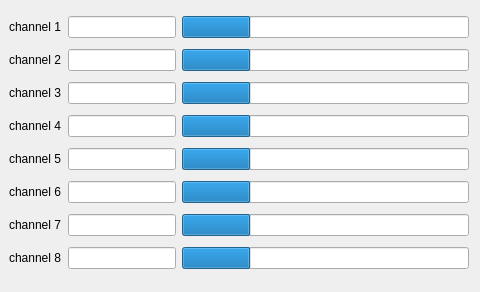
roussePaul/kampala, file gui/src/gui/RCDisplay.ui: the form before one commit.
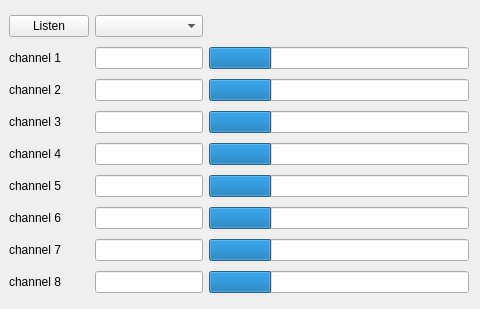
The form after the commit.

Commit message: fixed the RCDisplay plugin

The edit to the form file:
```diff
--- a/gui/src/gui/RCDisplay.ui
+++ b/gui/src/gui/RCDisplay.ui
@@ -7,7 +7,7 @@
     <x>0</x>
     <y>0</y>
     <width>480</width>
-    <height>292</height>
+    <height>309</height>
    </rect>
   </property>
   <property name="windowTitle">
@@ -260,6 +260,16 @@
      </property>
     </widget>
    </item>
+   <item row="0" column="1">
+    <widget class="QComboBox" name="IrisInputBox"/>
+   </item>
+   <item row="0" column="0">
+    <widget class="QPushButton" name="ListenButton">
+     <property name="text">
+      <string>Listen</string>
+     </property>
+    </widget>
+   </item>
   </layout>
  </widget>
  <resources/>
```
The commit also changes 1 other file.
